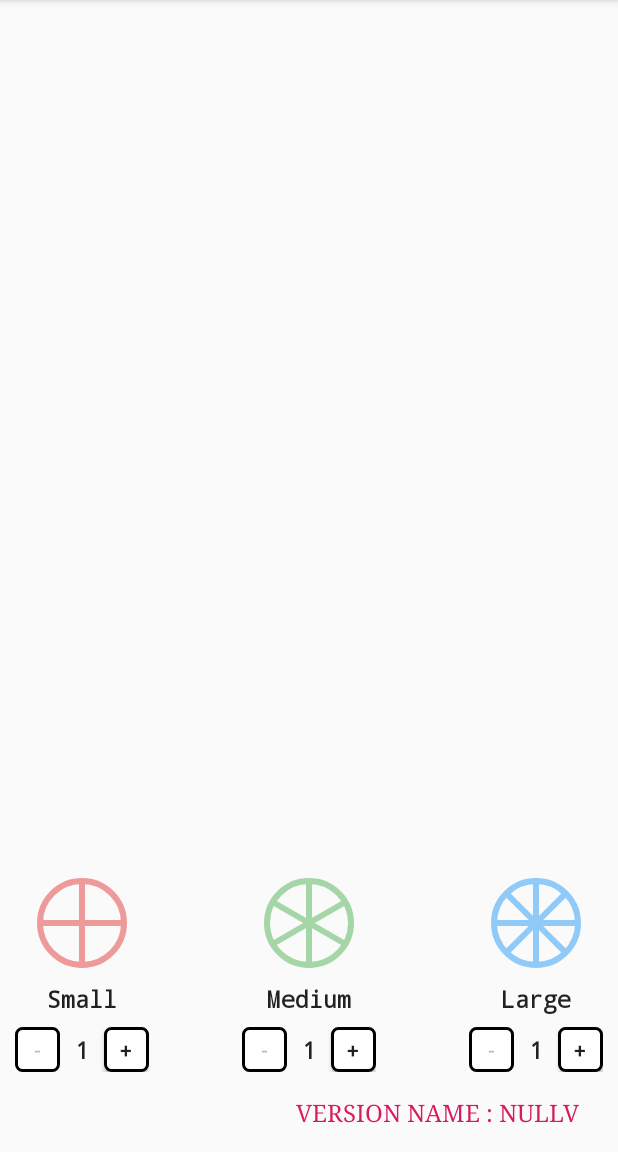
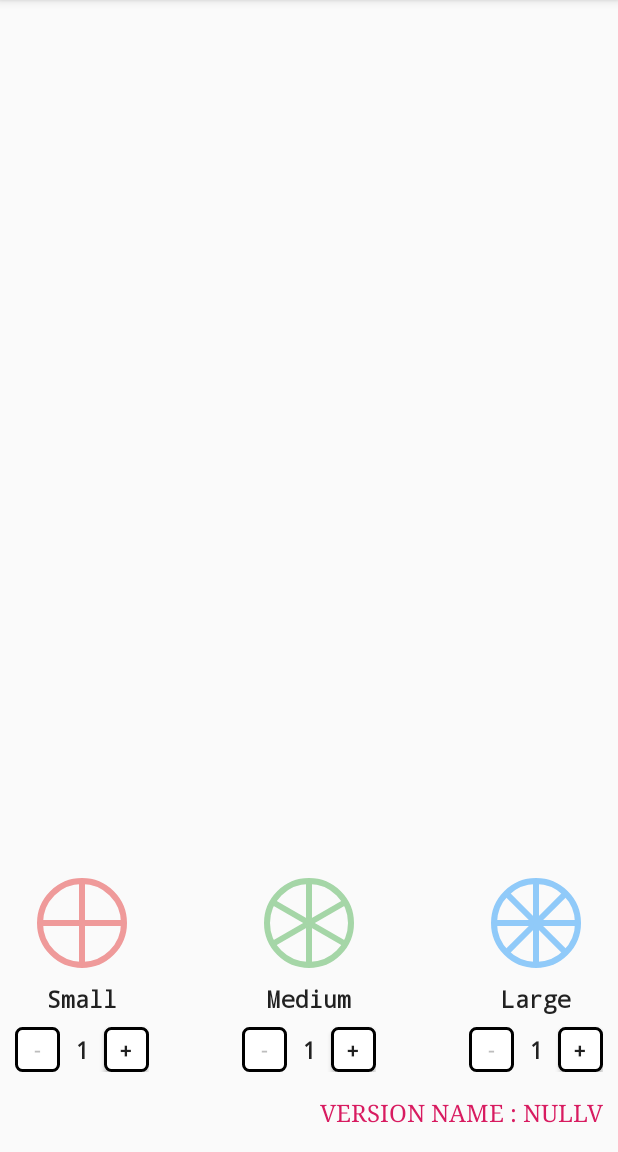
Before and after one commit to ahmedadeltito/CustomViewsAndAnimations, an Android app: the screen it shows after launch (MainActivity), on a phone screen of 412 x 824 dp, the part 84-1236 px from its top. Run offline under Robolectric (Android 15) with nearby library versions, the phone set to English and light mode, and no system bars.

```diff
--- a/app/src/main/res/layout/activity_main.xml
+++ b/app/src/main/res/layout/activity_main.xml
@@ -44,7 +44,8 @@
             android:id="@+id/version_name_tv"
             android:layout_width="wrap_content"
             android:layout_height="wrap_content"
-            android:layout_margin="16dp"
+            android:layout_marginTop="16dp"
+            android:layout_marginBottom="16dp"
             style="@style/CustomTitle"
             tools:text="Version Name : 1.0v"
             app:layout_constraintBottom_toBottomOf="parent"
```
